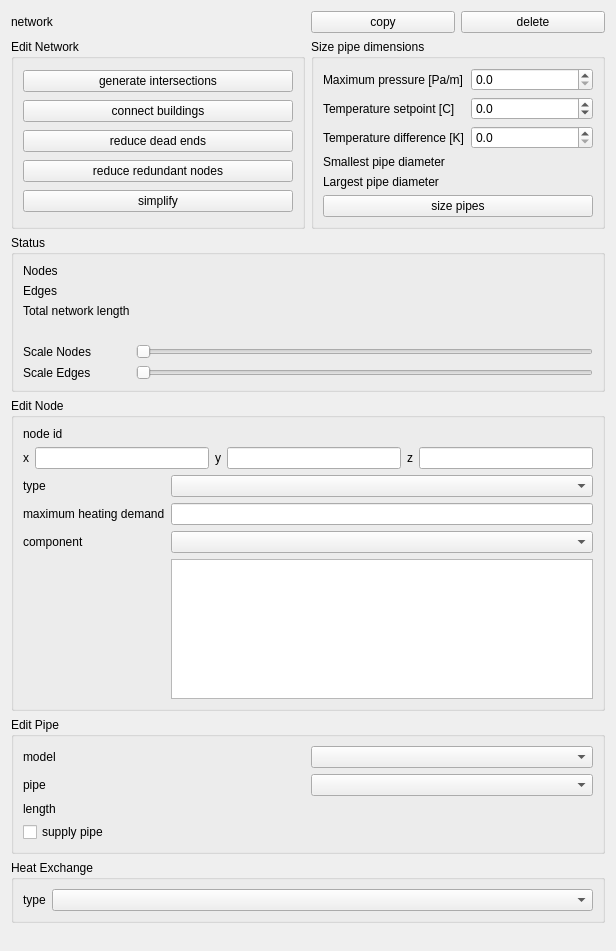
Before: the Qt Designer form SIM-VICUS/src/SVPropNetworkEditWidget.ui in ghorwin/SIM-VICUS, drawn with Qt 5.
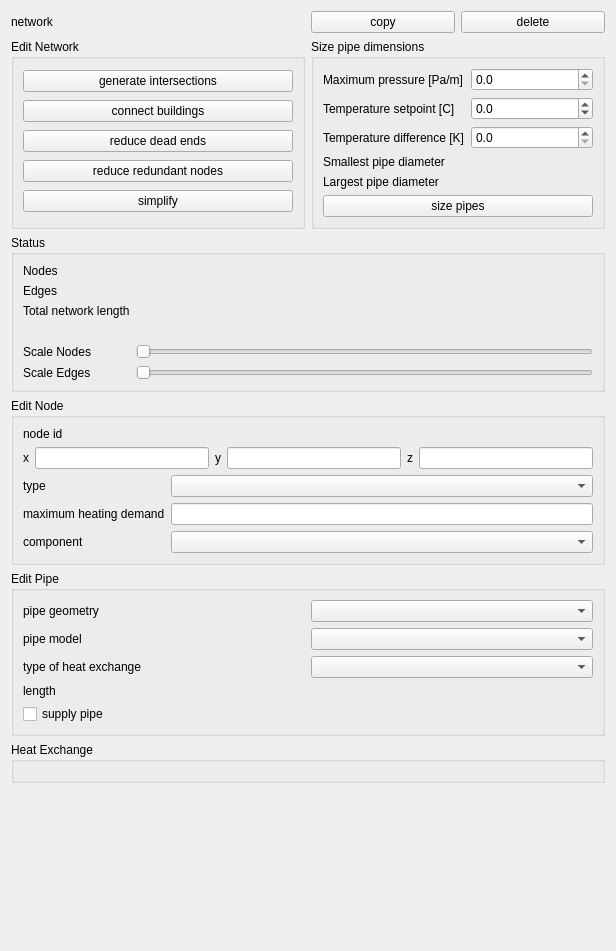
After: the same form once the commit is applied. Custom widgets are drawn as their Qt base class.

Commit message: new dialog for hydraulic components

Diff of the .ui file:
```diff
--- a/SIM-VICUS/src/SVPropNetworkEditWidget.ui
+++ b/SIM-VICUS/src/SVPropNetworkEditWidget.ui
@@ -316,13 +316,6 @@
       <string>Edit Node</string>
      </property>
      <layout class="QGridLayout" name="gridLayout_2">
-      <item row="0" column="1">
-       <widget class="QLabel" name="labelNodeId">
-        <property name="text">
-         <string/>
-        </property>
-       </widget>
-      </item>
       <item row="4" column="0">
        <widget class="QLabel" name="label_12">
         <property name="text">
@@ -330,19 +323,16 @@
         </property>
        </widget>
       </item>
+      <item row="3" column="1">
+       <widget class="QtExt::ValidatingLineEdit" name="lineEditNodeHeatingDemand"/>
+      </item>
       <item row="2" column="1">
        <widget class="QComboBox" name="comboBoxNodeType"/>
       </item>
-      <item row="5" column="1">
-       <widget class="QTableView" name="tableViewComponentParams">
-        <property name="minimumSize">
-         <size>
-          <width>0</width>
-          <height>0</height>
-         </size>
-        </property>
-        <property name="horizontalScrollBarPolicy">
-         <enum>Qt::ScrollBarAlwaysOff</enum>
+      <item row="3" column="0">
+       <widget class="QLabel" name="label_13">
+        <property name="text">
+         <string>maximum heating demand</string>
         </property>
        </widget>
       </item>
@@ -383,13 +373,6 @@
         </item>
        </layout>
       </item>
-      <item row="2" column="0">
-       <widget class="QLabel" name="label_14">
-        <property name="text">
-         <string>type</string>
-        </property>
-       </widget>
-      </item>
       <item row="0" column="0">
        <widget class="QLabel" name="label_15">
         <property name="text">
@@ -397,13 +380,17 @@
         </property>
        </widget>
       </item>
-      <item row="3" column="1">
-       <widget class="QtExt::ValidatingLineEdit" name="lineEditNodeHeatingDemand"/>
+      <item row="2" column="0">
+       <widget class="QLabel" name="label_14">
+        <property name="text">
+         <string>type</string>
+        </property>
+       </widget>
       </item>
-      <item row="3" column="0">
-       <widget class="QLabel" name="label_13">
+      <item row="0" column="1">
+       <widget class="QLabel" name="labelNodeId">
         <property name="text">
-         <string>maximum heating demand</string>
+         <string/>
         </property>
        </widget>
       </item>
@@ -416,7 +403,10 @@
       <string>Edit Pipe</string>
      </property>
      <layout class="QGridLayout" name="gridLayout">
-      <item row="3" column="1">
+      <item row="1" column="1">
+       <widget class="QComboBox" name="comboBoxPipeDB"/>
+      </item>
+      <item row="5" column="1">
        <widget class="QLabel" name="labelPipeLength">
         <property name="text">
          <string/>
@@ -424,61 +414,57 @@
        </widget>
       </item>
       <item row="1" column="0">
-       <widget class="QLabel" name="label_6">
-        <property name="text">
-         <string>model</string>
-        </property>
-       </widget>
-      </item>
-      <item row="2" column="0">
        <widget class="QLabel" name="label_16">
         <property name="text">
-         <string>pipe</string>
+         <string>pipe geometry</string>
         </property>
        </widget>
       </item>
-      <item row="2" column="1">
-       <widget class="QComboBox" name="comboBoxPipeDB"/>
-      </item>
-      <item row="3" column="0">
+      <item row="5" column="0">
        <widget class="QLabel" name="label_11">
         <property name="text">
          <string>length</string>
         </property>
        </widget>
       </item>
-      <item row="1" column="1">
-       <widget class="QComboBox" name="comboBoxPipeModel"/>
+      <item row="2" column="0">
+       <widget class="QLabel" name="label_6">
+        <property name="text">
+         <string>pipe model</string>
+        </property>
+       </widget>
       </item>
-      <item row="4" column="0">
+      <item row="6" column="0">
        <widget class="QCheckBox" name="checkBoxSupplyPipe">
         <property name="text">
          <string>supply pipe</string>
         </property>
        </widget>
       </item>
-     </layout>
-    </widget>
-   </item>
-   <item>
-    <widget class="QGroupBox" name="groupBoxHeatExchange">
-     <property name="title">
-      <string>Heat Exchange</string>
-     </property>
-     <layout class="QFormLayout" name="formLayout_4">
-      <item row="0" column="0">
+      <item row="2" column="1">
+       <widget class="QComboBox" name="comboBoxPipeModel"/>
+      </item>
+      <item row="4" column="0">
        <widget class="QLabel" name="label_22">
         <property name="text">
-         <string>type</string>
+         <string>type of heat exchange</string>
         </property>
        </widget>
       </item>
-      <item row="0" column="1">
+      <item row="4" column="1">
        <widget class="QComboBox" name="comboBoxHeatExchangeType"/>
       </item>
      </layout>
     </widget>
    </item>
+   <item>
+    <widget class="QGroupBox" name="groupBoxHeatExchange">
+     <property name="title">
+      <string>Heat Exchange</string>
+     </property>
+     <layout class="QFormLayout" name="formLayout_4"/>
+    </widget>
+   </item>
    <item>
     <spacer name="verticalSpacer">
      <property name="orientation">
```
The commit also changes 32 other files.
